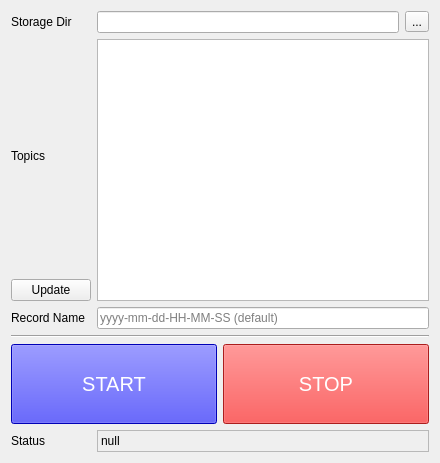
yyamazaki933/rosbag_record_rviz_plugin, file src/ui/rosbag_record_rviz_plugin.ui: the form before one commit.
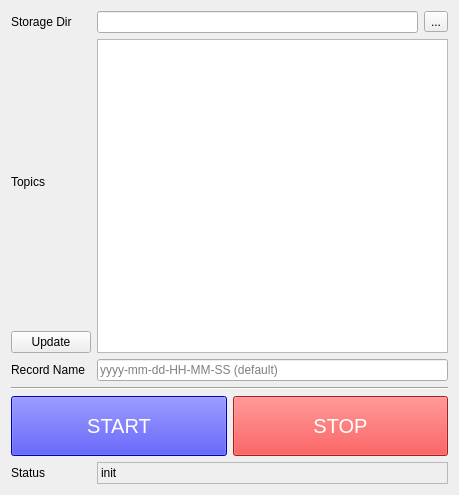
The form after the commit.

```diff
--- a/src/ui/rosbag_record_rviz_plugin.ui
+++ b/src/ui/rosbag_record_rviz_plugin.ui
@@ -9,8 +9,8 @@
    <rect>
     <x>0</x>
     <y>0</y>
-    <width>440</width>
-    <height>463</height>
+    <width>459</width>
+    <height>495</height>
    </rect>
   </property>
   <property name="windowTitle">
@@ -46,6 +46,9 @@
    </item>
    <item row="5" column="1" colspan="2">
     <widget class="QLineEdit" name="le_name">
+     <property name="text">
+      <string/>
+     </property>
      <property name="placeholderText">
       <string>yyyy-mm-dd-HH-MM-SS (default)</string>
      </property>
@@ -94,7 +97,7 @@
         <property name="minimumSize">
          <size>
           <width>0</width>
-          <height>80</height>
+          <height>60</height>
          </size>
         </property>
         <property name="palette">
@@ -533,7 +536,7 @@
         <property name="minimumSize">
          <size>
           <width>0</width>
-          <height>80</height>
+          <height>60</height>
          </size>
         </property>
         <property name="palette">
@@ -1038,13 +1041,13 @@
       <item>
        <widget class="QLabel" name="lb_status">
         <property name="sizePolicy">
-         <sizepolicy hsizetype="Preferred" vsizetype="Maximum">
+         <sizepolicy hsizetype="Ignored" vsizetype="Maximum">
           <horstretch>0</horstretch>
           <verstretch>0</verstretch>
          </sizepolicy>
         </property>
         <property name="text">
-         <string>null</string>
+         <string>init</string>
         </property>
        </widget>
       </item>
```
Left out of the diff: 1 changed line with no effect on the pictures.
